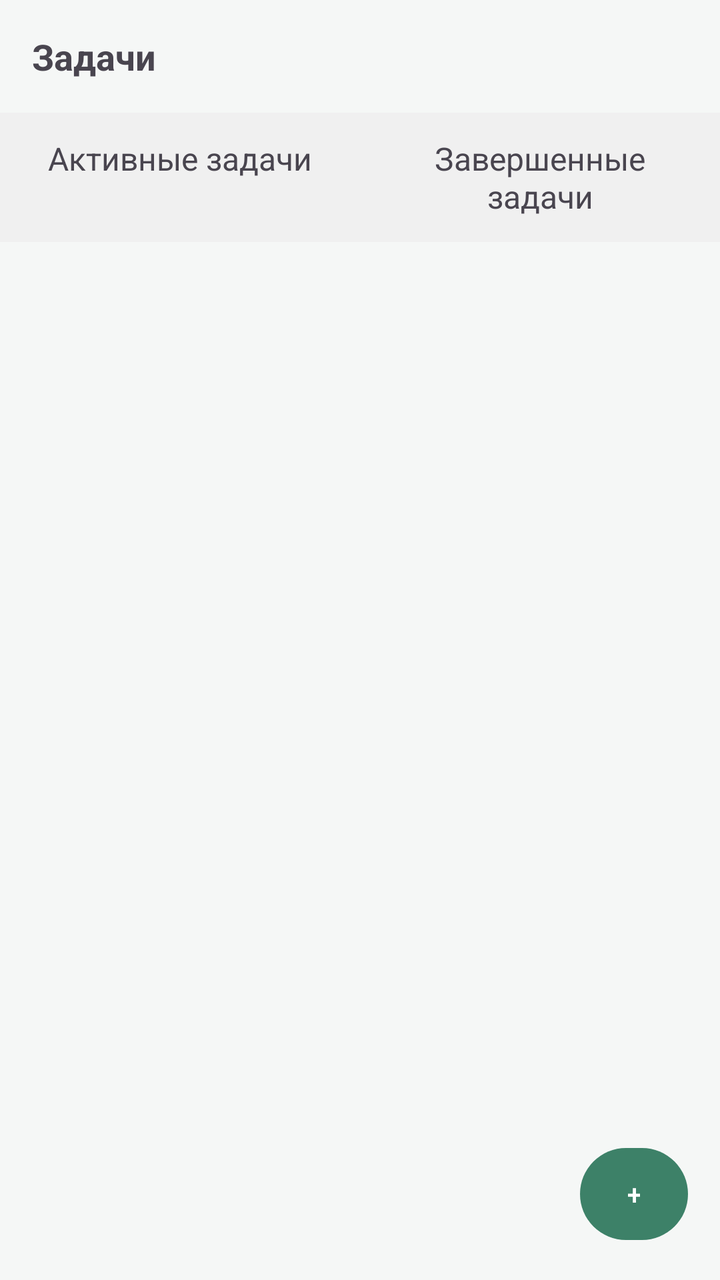
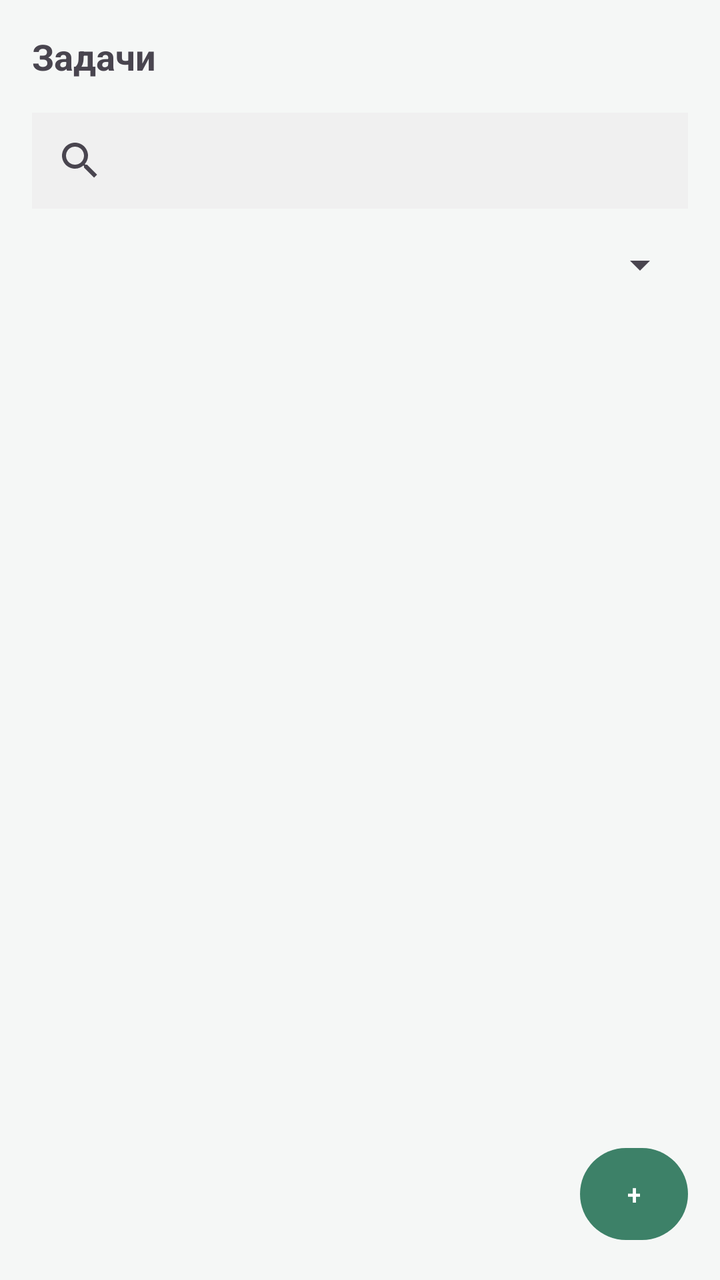

Before-and-after screenshots of an Android layout around one commit, followed by the original layout XML and the change that was made.
<!-- AndroidManifest.xml: application theme Theme.Microvolunteering -->
<!-- res/layout/fragment_task_list.xml -->
<?xml version="1.0" encoding="utf-8"?>
<FrameLayout xmlns:android="http://schemas.android.com/apk/res/android"
    xmlns:tools="http://schemas.android.com/tools"
    android:layout_width="match_parent"
    android:layout_height="match_parent"
    tools:context=".presentation.ui.TaskListFragment">

    <ProgressBar
        android:id="@+id/progressBar"
        android:layout_width="wrap_content"
        android:layout_height="wrap_content"
        android:layout_gravity="center"
        android:visibility="gone"/>

    <LinearLayout
        android:layout_width="match_parent"
        android:layout_height="match_parent"
        android:orientation="vertical">

        <TextView
            android:layout_width="wrap_content"
            android:layout_height="wrap_content"
            android:text="@string/task"
            android:layout_marginTop="16dp"
            android:layout_marginHorizontal="16dp"
            android:textSize="18sp"
            android:textStyle="bold"/>

        <LinearLayout
            android:id="@+id/tab_container"
            android:layout_width="match_parent"
            android:layout_height="wrap_content"
            android:orientation="horizontal"
            android:background="@color/item_background"
            android:layout_marginTop="16dp" >

            <TextView
                android:id="@+id/btn_active_tasks"
                android:layout_width="0dp"
                android:layout_height="wrap_content"
                android:layout_weight="1"
                android:padding="12dp"
                android:text="@string/active_task"
                android:textSize="16sp"
                android:gravity="center"
                android:background="@color/selector_tab_container"/>

            <TextView
                android:id="@+id/btn_completed_tasks"
                android:layout_width="0dp"
                android:layout_height="wrap_content"
                android:layout_weight="1"
                android:padding="12dp"
                android:text="@string/complete_task"
                android:textSize="16sp"
                android:gravity="center"
                android:background="@color/selector_tab_container"/>

        </LinearLayout>

        <androidx.recyclerview.widget.RecyclerView
            android:id="@+id/recycler_view_tasks"
            android:layout_width="match_parent"
            android:layout_height="match_parent"
            android:layout_marginTop="16dp"/>

    </LinearLayout>

    <Button
        android:id="@+id/btn_new_task"
        android:layout_width="54dp"
        android:layout_height="54dp"
        android:layout_margin="16dp"
        android:text="@string/plus"
        android:layout_gravity="bottom|right"/>

</FrameLayout>
<!-- resources referenced by this layout -->
<resources>
  <color name="item_background">#F0F0F0</color>
  <string name="active_task">Активные задачи</string>
  <string name="complete_task">Завершенные задачи</string>
  <string name="plus">+</string>
  <string name="task">Задачи</string>
  <style name="Theme.Microvolunteering" parent="Base.Theme.Microvolunteering" />
  <style name="Base.Theme.Microvolunteering" parent="Theme.Material3.DayNight.NoActionBar">
  
          <item name="colorPrimary">@color/brand_primary</item>     
          <item name="colorPrimaryVariant">@color/brand_primary</item>
          <item name="colorOnPrimary">@color/white</item>
  
          
          <item name="android:windowBackground">@color/app_background</item>
  
          
          <item name="android:statusBarColor">@color/brand_primary</item>
  
          
          <item name="android:textColorPrimary">@color/text_primary</item>
          <item name="colorSecondary">@color/brand_primary</item>
  
      </style>
  <color name="brand_primary">#3D8168</color>
  <color name="white">#FFFFFFFF</color>
  <color name="app_background">#F5F7F6</color>
  <color name="text_primary">#1C352D</color>
</resources>

<!-- the commit's change to res/layout/fragment_task_list.xml (unified diff, before → after) -->
@@ -26,12 +26,25 @@
             android:textSize="18sp"
             android:textStyle="bold"/>
 
+        <SearchView
+            android:layout_width="match_parent"
+            android:layout_height="wrap_content"
+            android:layout_margin="16dp"
+            android:background="@color/item_background"/>
+
+        <Spinner
+            android:layout_width="match_parent"
+            android:layout_height="wrap_content"
+            android:layout_marginHorizontal="16dp"
+            android:padding="12dp"/>
+
         <LinearLayout
             android:id="@+id/tab_container"
             android:layout_width="match_parent"
             android:layout_height="wrap_content"
             android:orientation="horizontal"
             android:background="@color/item_background"
+            android:visibility="gone"
             android:layout_marginTop="16dp" >
 
             <TextView
